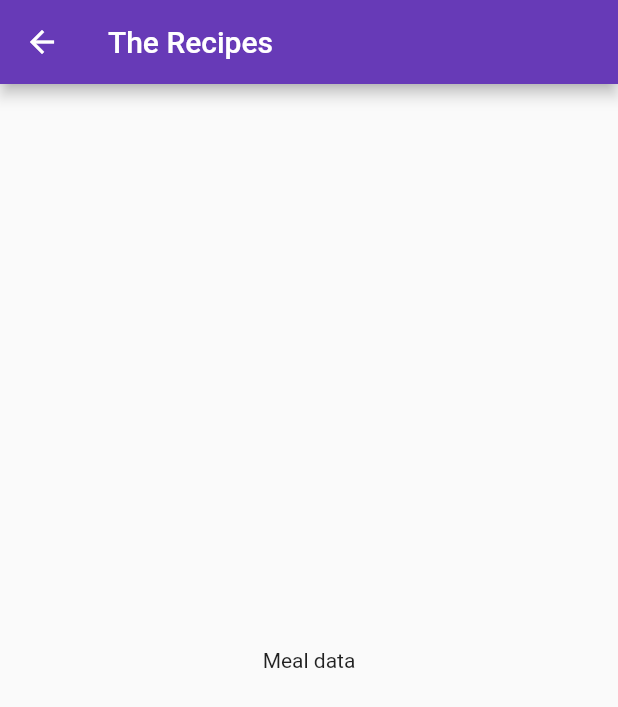
After one commit to RasikaRD/mealapp, a Flutter app: the screen it shows after launch, after a tap on "Italian", on a phone screen of 412 x 824 dp. The commit adds this screen. Shown: the top 707 px of the screen. Run offline on Flutter 3.47's test engine with Material 2 defaults, Android fonts, the phone set to English and light mode, and no system bars.

Commit message:
add meals recipes screen

```diff
--- a/lib/category_item.dart
+++ b/lib/category_item.dart
@@ -1,4 +1,5 @@
 import 'package:flutter/material.dart';
+import 'package:mealapp/category_meals_screen.dart';
 
 class CtegoryItem extends StatelessWidget {
   final String title;
@@ -6,10 +7,20 @@ class CtegoryItem extends StatelessWidget {
   const CtegoryItem(this.title, this.color, {super.key});
 
   // CtegoryItem(this.title, this.color)
+  void selectCategory(BuildContext ctx){
+    Navigator.of(ctx).push(MaterialPageRoute(builder: (_){
+      return const CategoryMealsScreen();
+    },
+   ));
+  }
 
   @override
   Widget build(BuildContext context) {
-    return Container(
+    return InkWell(
+      onTap: () => selectCategory(context),
+      splashColor: Theme.of(context).primaryColor,
+      borderRadius: BorderRadius.circular(15),
+      child: Container(
         padding: const EdgeInsets.all(15),
         decoration:  ShapeDecoration(
             color: color,
@@ -26,6 +37,7 @@ class CtegoryItem extends StatelessWidget {
         //   borderRadius: BorderRadius.circular(15),
         // ),
         // child: Text(title),
+      ),
     );
   }
 }
--- /dev/null
+++ b/lib/category_meals_screen.dart
@@ -0,0 +1,17 @@
+import 'package:flutter/material.dart';
+
+class CategoryMealsScreen extends StatelessWidget {
+  const CategoryMealsScreen({super.key});
+
+  @override
+  Widget build(BuildContext context) {
+    return Scaffold(
+      appBar: AppBar(
+        title:const Text('The Recipes'),
+      ),
+      body: const Center(
+        child: Text('Meal data'),
+      ),
+    );
+  }
+}
```
Lines whose indentation alone changed are shown as unchanged.
